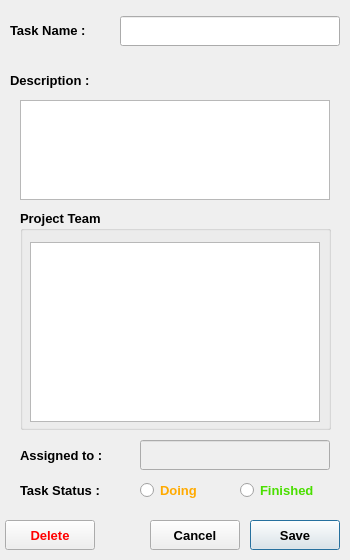
AP-projects-4001/-, file addtaskwindow.ui: the form before one commit.
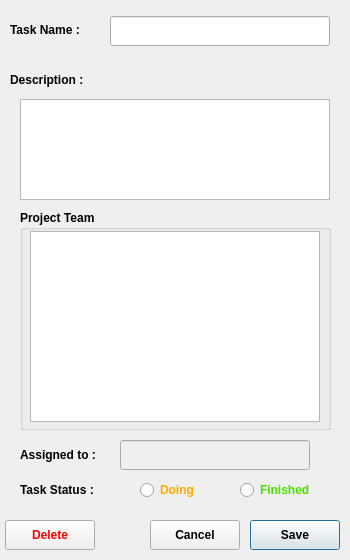
The form after the commit.

The edit to the form file:
```diff
--- a/addtaskwindow.ui
+++ b/addtaskwindow.ui
@@ -36,7 +36,7 @@
    </property>
    <property name="font">
     <font>
-     <pointsize>10</pointsize>
+     <pointsize>9</pointsize>
      <weight>75</weight>
      <bold>true</bold>
     </font>
@@ -48,7 +48,7 @@
   <widget class="QLineEdit" name="task_name">
    <property name="geometry">
     <rect>
-     <x>120</x>
+     <x>110</x>
      <y>16</y>
      <width>220</width>
      <height>30</height>
@@ -56,7 +56,7 @@
    </property>
    <property name="font">
     <font>
-     <pointsize>10</pointsize>
+     <pointsize>8</pointsize>
      <weight>75</weight>
      <bold>true</bold>
     </font>
@@ -73,7 +73,7 @@
    </property>
    <property name="font">
     <font>
-     <pointsize>10</pointsize>
+     <pointsize>9</pointsize>
      <weight>75</weight>
      <bold>true</bold>
     </font>
@@ -93,7 +93,7 @@
    </property>
    <property name="font">
     <font>
-     <pointsize>10</pointsize>
+     <pointsize>9</pointsize>
      <weight>75</weight>
      <bold>true</bold>
     </font>
@@ -119,7 +119,7 @@
    </property>
    <property name="font">
     <font>
-     <pointsize>10</pointsize>
+     <pointsize>9</pointsize>
      <weight>75</weight>
      <bold>true</bold>
     </font>
@@ -142,7 +142,7 @@
    </property>
    <property name="font">
     <font>
-     <pointsize>10</pointsize>
+     <pointsize>9</pointsize>
      <weight>75</weight>
      <bold>true</bold>
     </font>
@@ -157,7 +157,7 @@
    </property>
    <property name="geometry">
     <rect>
-     <x>140</x>
+     <x>120</x>
      <y>440</y>
      <width>190</width>
      <height>30</height>
@@ -188,7 +188,7 @@
    </property>
    <property name="font">
     <font>
-     <pointsize>10</pointsize>
+     <pointsize>9</pointsize>
      <weight>75</weight>
      <bold>true</bold>
     </font>
@@ -208,7 +208,7 @@
    </property>
    <property name="font">
     <font>
-     <pointsize>10</pointsize>
+     <pointsize>9</pointsize>
      <weight>75</weight>
      <bold>true</bold>
     </font>
@@ -234,8 +234,9 @@
    </property>
    <property name="font">
     <font>
-     <pointsize>10</pointsize>
+     <pointsize>9</pointsize>
      <weight>75</weight>
+     <italic>false</italic>
      <bold>true</bold>
     </font>
    </property>
@@ -260,7 +261,7 @@
    </property>
    <property name="font">
     <font>
-     <pointsize>10</pointsize>
+     <pointsize>9</pointsize>
      <weight>75</weight>
      <bold>true</bold>
     </font>
@@ -272,14 +273,14 @@
     <property name="geometry">
      <rect>
       <x>10</x>
-      <y>32</y>
+      <y>21</y>
       <width>290</width>
-      <height>180</height>
+      <height>191</height>
      </rect>
     </property>
     <property name="font">
      <font>
-      <pointsize>10</pointsize>
+      <pointsize>9</pointsize>
       <weight>75</weight>
       <bold>true</bold>
      </font>
@@ -293,14 +294,14 @@
    <property name="geometry">
     <rect>
      <x>20</x>
-     <y>100</y>
+     <y>99</y>
      <width>310</width>
-     <height>100</height>
+     <height>101</height>
     </rect>
    </property>
    <property name="font">
     <font>
-     <pointsize>10</pointsize>
+     <pointsize>9</pointsize>
      <weight>75</weight>
      <bold>true</bold>
     </font>
@@ -320,7 +321,7 @@
    </property>
    <property name="font">
     <font>
-     <pointsize>10</pointsize>
+     <pointsize>9</pointsize>
      <weight>75</weight>
      <bold>true</bold>
     </font>
```
